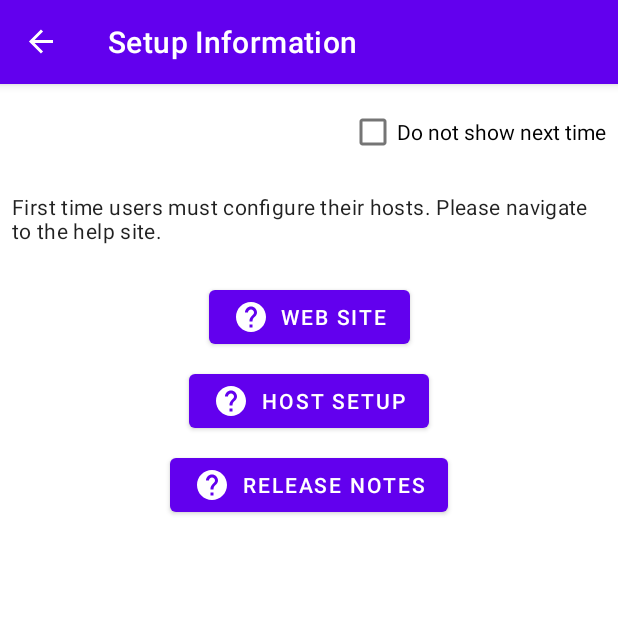
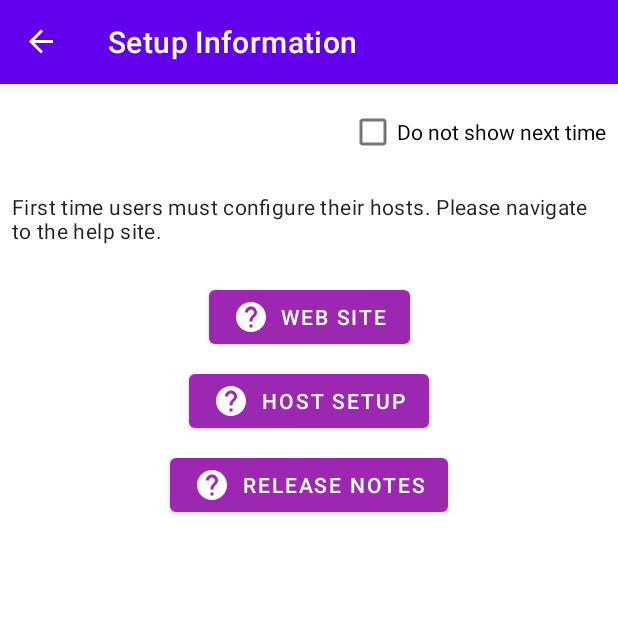
Before and after one commit to hanafey/WOL, an Android app: the screen it shows after launch (MainActivity), on a phone screen of 412 x 824 dp, the top half of it. Run offline under Robolectric (Android 15) with nearby library versions, the phone set to English and light mode, and no system bars; our stand-ins replace navigation-ui; network calls fail.

Commit message:
Imported styling from BP, changing theme names to generic App from BP (or WOL) for this app.

```diff
--- a/app/src/main/java/com/hanafey/android/wol/MainActivity.kt
+++ b/app/src/main/java/com/hanafey/android/wol/MainActivity.kt
@@ -22,7 +22,7 @@ class MainActivity : AppCompatActivity() {
         binding = ActivityMainBinding.inflate(layoutInflater)
         setContentView(binding.root)
 
-        setSupportActionBar(binding.toolbar)
+        setSupportActionBar(binding.mainToolbar)
 
         val navHostFragment = supportFragmentManager.findFragmentById(R.id.nav_host_fragment_main) as NavHostFragment
         val navController = navHostFragment.navController
--- a/app/src/main/res/layout/activity_main.xml
+++ b/app/src/main/res/layout/activity_main.xml
@@ -9,37 +9,33 @@
     >
 
     <com.google.android.material.appbar.AppBarLayout
+        android:id="@+id/main_appbar_layout"
         android:layout_height="wrap_content"
         android:layout_width="match_parent"
-        android:theme="@style/Theme.WOL.AppBarOverlay"
+        android:theme="@style/Theme.App.AppBarOverlay"
         >
-
-        <androidx.appcompat.widget.Toolbar
-            android:id="@+id/toolbar"
+        <com.google.android.material.appbar.MaterialToolbar
+            android:id="@+id/main_toolbar"
+            style="?attr/toolbarStyle"
             android:layout_height="?attr/actionBarSize"
             android:layout_width="match_parent"
-            android:background="?attr/colorPrimary"
-            app:popupTheme="@style/Theme.WOL.PopupOverlay"
+            app:popupTheme="@style/Theme.App.PopupOverlay"
+            tools:logo="@drawable/ic_baseline_thumb_up_24"
+            tools:title="ToolsTitle"
             />
-
     </com.google.android.material.appbar.AppBarLayout>
 
-    <androidx.constraintlayout.widget.ConstraintLayout
-        android:layout_height="match_parent"
-        android:layout_width="match_parent"
-        app:layout_behavior="@string/appbar_scrolling_view_behavior"
-        >
     <androidx.fragment.app.FragmentContainerView
         android:id="@+id/nav_host_fragment_main"
         android:name="androidx.navigation.fragment.NavHostFragment"
-            android:layout_height="0dp"
-            android:layout_width="0dp"
+        android:layout_height="match_parent"
+        android:layout_width="match_parent"
         app:layout_constraintTop_toTopOf="parent"
         app:layout_constraintBottom_toBottomOf="parent"
         app:layout_constraintLeft_toLeftOf="parent"
         app:layout_constraintRight_toRightOf="parent"
         app:defaultNavHost="true"
+        app:layout_behavior="@string/appbar_scrolling_view_behavior"
         app:navGraph="@navigation/nav_graph"
         />
-    </androidx.constraintlayout.widget.ConstraintLayout>
 </androidx.coordinatorlayout.widget.CoordinatorLayout>
--- a/app/src/main/res/values-night/themes.xml
+++ b/app/src/main/res/values-night/themes.xml
@@ -1,20 +1,37 @@
 <resources xmlns:tools="http://schemas.android.com/tools">
     <!-- Base application theme. -->
-    <style name="Theme.WOL" parent="Theme.MaterialComponents.DayNight.DarkActionBar">
+    <style name="Theme.App" parent="BaseThemeApp">
         <!-- Primary brand color. -->
-        <item name="colorPrimary">@color/purple_200</item>
-        <item name="colorPrimaryVariant">@color/purple_200</item>
-        <item name="colorOnPrimary">@color/black</item>
+        <item name="colorPrimary">@color/primary_night</item>
+        <item name="colorPrimaryVariant">@color/primaryVariant_night</item>
+        <item name="colorOnPrimary">@color/onPrimary_night</item>
+
+        <item name="colorSurface">@color/surface_night</item>
+        <item name="colorOnSurface">@color/onSurface_night</item>
+
+        <item name="android:colorBackground">@color/background_night</item>
+        <item name="colorOnBackground">@color/onBackground_night</item>
+
+        <item name="colorBackgroundFloating">@color/background_floating_night</item>
+        <item name="android:colorBackgroundFloating">@color/background_floating_night</item>
+
         <!-- Secondary brand color. -->
-        <item name="colorSecondary">@color/teal_200</item>
-        <item name="colorSecondaryVariant">@color/teal_200</item>
-        <item name="colorOnSecondary">@color/black</item>
+        <item name="colorSecondary">@color/secondary_night</item>
+        <item name="colorSecondaryVariant">@color/secondaryVariant_night</item>
+        <item name="colorOnSecondary">@color/onSecondary_night</item>
+
+        <!-- Error brand color. -->
+        <item name="colorError">@color/error_night</item>
+        <item name="colorOnError">@color/onError_night</item>
+
+        <!-- Toolbar -->
+        <item name="colorSurfaceToolbarSpecial">@color/purple_500</item>
+        <item name="colorOnSurfaceToolbarSpecial">@color/white</item>
+
         <!-- Status bar color. -->
-        <item name="android:statusBarColor" tools:targetApi="l">?attr/colorPrimaryVariant</item>
-        <!-- Customize your theme here. -->
-        <item name="colorPingable">@color/pingable_dark</item>
-        <item name="colorUnPingable">@color/unPingable_dark</item>
-        <item name="colorFrozenPingable">@color/frozenPingable</item>
-        <item name="colorDialogSurface">@color/dialogSurface_dark</item>
+        <item name="android:statusBarColor">@color/primaryStatus_night</item>
     </style>
+
+    <style name="Theme.BP.PopupOverlay"
+        parent="ThemeOverlay.AppCompat.Dark" />
 </resources>
--- a/app/src/main/res/values/attrs.xml
+++ b/app/src/main/res/values/attrs.xml
@@ -4,4 +4,8 @@
     <attr name="colorUnPingable" format="color" />
     <attr name="colorFrozenPingable" format="color" />
     <attr name="colorDialogSurface" format="color" />
+
+    <!-- Attributes for a [@style/toolbarStyleSpecial] -->
+    <attr name="colorSurfaceToolbarSpecial" format="color|reference" />
+    <attr name="colorOnSurfaceToolbarSpecial" format="color|reference" />
 </resources>
--- a/app/src/main/res/values/colors.xml
+++ b/app/src/main/res/values/colors.xml
@@ -8,6 +8,7 @@
     <color name="black">#FF000000</color>
     <color name="white">#FFFFFFFF</color>
 
+
     <color name="pingable_dark">#7ACC7A</color>
     <color name="pingable">#006600</color>
     <color name="unPingable">#0019A6</color>
@@ -15,4 +16,46 @@
     <color name="frozenPingable">#878686</color>
     <color name="dialogSurface">#FFECB3</color>
     <color name="dialogSurface_dark">#1A237E</color>
+
+    <!--DAY -->
+    <color name="primary_day">#9c27b0</color>
+    <color name="primaryStatus_day">#BA68C8</color>
+    <color name="primaryVariant_day">#6a0080</color>
+    <color name="primaryVariantOther_day">#d05ce3</color>
+
+    <color name="secondary_day">#2E7D32</color>
+    <color name="secondaryVariant_day">#002984</color>
+
+    <color name="background_day">#ffffff</color>
+    <color name="background_floating_day">#B39DDB</color>
+    <color name="surface_day">#ffffff</color>
+    <color name="error_day">#FF0000</color>
+
+    <color name="onPrimary_day">#ffffff</color>
+    <color name="onSecondary_day">#FFFFFFFF</color>
+    <color name="onBackground_day">#000000</color>
+    <color name="onSurface_day">#000000</color>
+    <color name="onError_day">#000000</color>
+    <color name="accent_day">#005183</color>
+
+    <!-- NIGHT -->
+    <color name="primary_night">#bb86fc</color>
+    <color name="primaryStatus_night">#8E24AA</color>
+    <color name="primaryVariant_night">#D3AEFF</color>
+    <color name="primaryVariantOther_night">#401C8F</color>
+
+    <color name="secondary_night">#81C784</color>
+    <color name="secondaryVariant_night">#018786</color>
+
+    <color name="background_night">#000000</color>
+    <color name="background_floating_night">#281478</color>
+    <color name="surface_night">#0A0A0A</color>
+    <color name="error_night">#A00000</color>
+
+    <color name="onPrimary_night">#000000</color>
+    <color name="onSecondary_night">#000000</color>
+    <color name="onBackground_night">#ffffff</color>
+    <color name="onSurface_night">#FFFFFF</color>
+    <color name="onError_night">#ffffff</color>
+    <color name="accent_night">#84FFFF</color>
 </resources>
--- a/app/src/main/res/values/styles.xml
+++ b/app/src/main/res/values/styles.xml
@@ -1,6 +1,5 @@
 <?xml version="1.0" encoding="utf-8"?>
 <resources>
-
     <style name="Widget.AppTheme.Button.IconButton" parent="Widget.MaterialComponents.Button">
         <item name="android:minWidth">0dp</item>
         <item name="android:insetLeft">0dp</item>
@@ -12,4 +11,17 @@
         <item name="iconPadding">0dp</item>
         <item name="iconSize">48dp</item>
     </style>
+
+    <style name="Toolbar.Special" parent="@style/Widget.MaterialComponents.Toolbar.Primary">
+        <item name="android:background">?attr/colorSurfaceToolbarSpecial</item>
+        <item name="titleTextColor">?attr/colorOnSurfaceToolbarSpecial</item>
+        <item name="subtitleTextColor">?attr/colorOnSurfaceToolbarSpecial</item>
+        <!-- Note: this theme overlay will only work if the style is applied directly to a Toolbar. -->
+        <item name="android:theme">@style/ThemeOverlay.Toolbar.Special</item>
+    </style>
+
+    <style name="ThemeOverlay.Toolbar.Special" parent="">
+        <item name="colorControlNormal">?attr/colorOnSurfaceToolbarSpecial</item>
+        <item name="actionMenuTextColor">?attr/colorOnSurfaceToolbarSpecial</item>
+    </style>
 </resources>
--- a/app/src/main/res/values/themes.xml
+++ b/app/src/main/res/values/themes.xml
@@ -1,31 +1,62 @@
 <resources xmlns:tools="http://schemas.android.com/tools">
-    <!-- Base application theme. -->
-    <style name="Theme.WOL" parent="Theme.MaterialComponents.DayNight.DarkActionBar">
-        <!-- Primary brand color. -->
-        <item name="colorPrimary">@color/purple_500</item>
-        <item name="colorPrimaryVariant">@color/purple_700</item>
-        <item name="colorOnPrimary">@color/white</item>
-        <!-- Secondary brand color. -->
-        <item name="colorSecondary">@color/teal_200</item>
-        <item name="colorSecondaryVariant">@color/teal_700</item>
-        <item name="colorOnSecondary">@color/black</item>
-        <!-- Status bar color. -->
-        <item name="android:statusBarColor" tools:targetApi="l">?attr/colorPrimaryVariant</item>
-        <!-- Customize your theme here. -->
-        <item name="colorPingable">@color/pingable</item>
-        <item name="colorUnPingable">@color/unPingable</item>
-        <item name="colorFrozenPingable">@color/frozenPingable</item>
-        <item name="colorDialogSurface">@color/dialogSurface</item>
+
+    <style name="BaseThemeApp" parent="Theme.MaterialComponents.DayNight.DarkActionBar">
+        <item name="toolbarStyle">@style/Toolbar.Special</item>
+        <item name="materialAlertDialogTheme">@style/ThemeOverlay.App.MaterialAlertDialog</item>
+        <item name="alertDialogTheme">@style/ThemeOverlay.App.Dialog.Alert</item>
     </style>
 
-    <style name="Theme.WOL.NoActionBar">
+    <!-- Base application theme. -->
+    <style name="Theme.App" parent="BaseThemeApp">
+        <!-- Primary brand color. -->
+        <item name="colorPrimary">@color/primary_day</item>
+        <item name="colorPrimaryVariant">@color/primaryVariant_day</item>
+        <item name="colorOnPrimary">@color/onPrimary_day</item>
+
+        <item name="colorSurface">@color/surface_day</item>
+        <item name="colorOnSurface">@color/onSurface_day</item>
+
+        <item name="android:colorBackground">@color/background_day</item>
+        <item name="colorOnBackground">@color/onBackground_day</item>
+
+        <item name="colorBackgroundFloating">@color/background_floating_day</item>
+        <item name="android:colorBackgroundFloating">@color/background_floating_day</item>
+
+        <!-- Secondary brand color. -->
+        <item name="colorSecondary">@color/secondary_day</item>
+        <item name="colorSecondaryVariant">@color/secondaryVariant_day</item>
+        <item name="colorOnSecondary">@color/onSecondary_day</item>
+
+        <!-- Error brand color. -->
+        <item name="colorError">@color/error_day</item>
+        <item name="colorOnError">@color/onError_day</item>
+
+        <!-- Toolbar -->
+        <item name="colorSurfaceToolbarSpecial">@color/purple_500</item>
+        <item name="colorOnSurfaceToolbarSpecial">@color/white</item>
+
+        <!-- Status bar color. -->
+        <item name="android:statusBarColor">@color/primaryStatus_day</item>
+    </style>
+
+    <style name="Theme.App.NoActionBar">
         <item name="windowActionBar">false</item>
         <item name="windowNoTitle">true</item>
     </style>
 
-    <style name="Theme.WOL.AppBarOverlay"
+    <style name="Theme.App.AppBarOverlay"
         parent="ThemeOverlay.AppCompat.Dark.ActionBar" />
 
-    <style name="Theme.WOL.PopupOverlay"
+    <style name="Theme.App.PopupOverlay"
         parent="ThemeOverlay.AppCompat.Light" />
+
+    <style name="ThemeOverlay.App.MaterialAlertDialog" parent="@style/ThemeOverlay.MaterialComponents.MaterialAlertDialog">
+        <item name="colorSurface">?attr/colorBackgroundFloating</item>
+        <item name="android:backgroundDimAmount">0.5</item>
+    </style>
+
+    <style name="ThemeOverlay.App.Dialog.Alert" parent="@style/ThemeOverlay.MaterialComponents.Dialog.Alert">
+        <item name="colorSurface">?attr/colorBackgroundFloating</item>
+        <item name="android:backgroundDimAmount">0.5</item>
+    </style>
 </resources>
```
Also changed, not shown: app/src/main/AndroidManifest.xml (+3 -5 lines). Lines whose indentation alone changed are shown as unchanged.
